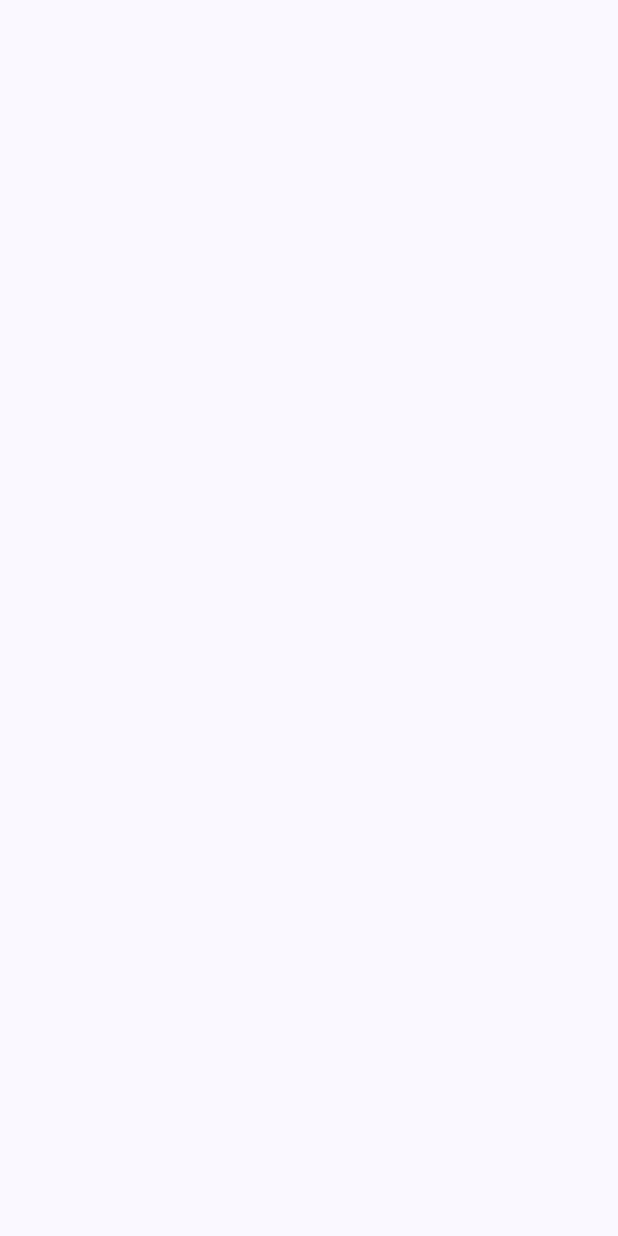
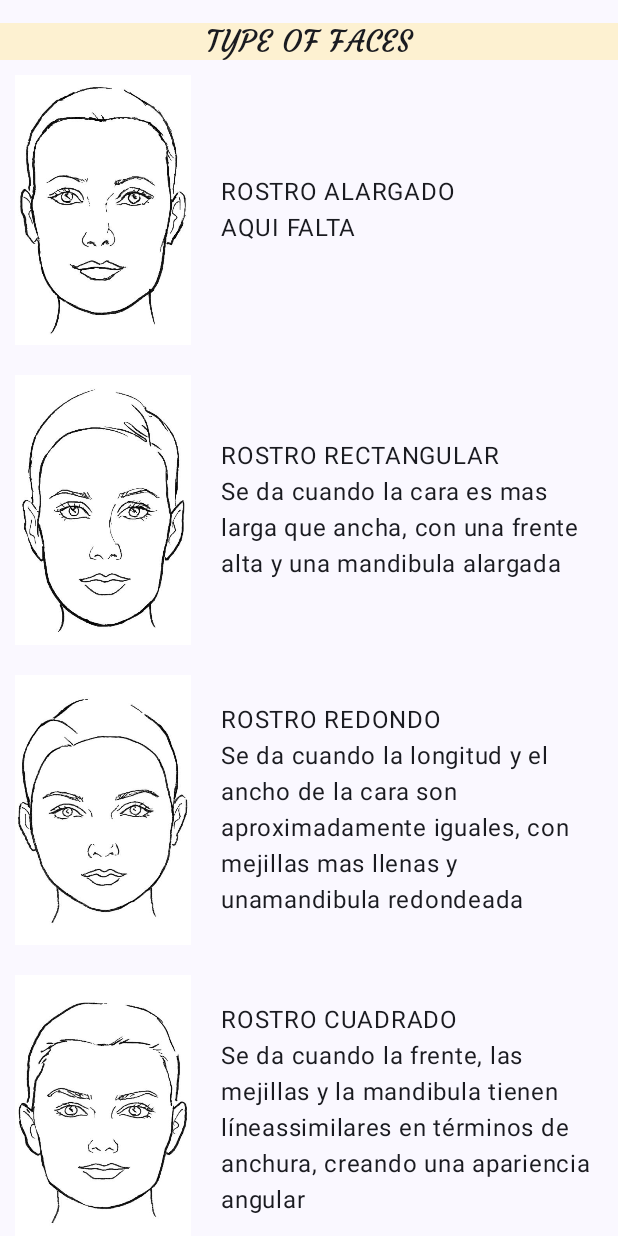
Before and after one commit to joseluis-muriach/MyProject_hairSalon, an Android app built with Jetpack Compose: the screen it shows after launch (MainActivity), on a phone screen of 412 x 824 dp. Before the commit the screen is empty. Run offline under Robolectric (Android 15) with nearby library versions, the phone set to English and light mode, and no system bars.

Commit message:
Added type of faces

```diff
--- a/app/build.gradle.kts
+++ b/app/build.gradle.kts
@@ -5,7 +5,7 @@ plugins {
 
 android {
     namespace = "com.example.myproject_hairsalon"
-    compileSdk = 33
+    compileSdk = 34
 
     defaultConfig {
         applicationId = "com.example.myproject_hairsalon"
--- /dev/null
+++ b/app/src/main/java/com/example/myproject_hairsalon/CoverTypeOfFaces.kt
@@ -0,0 +1,42 @@
+package com.example.myproject_hairsalon
+
+import androidx.compose.foundation.background
+import androidx.compose.foundation.layout.Arrangement
+import androidx.compose.foundation.layout.Column
+import androidx.compose.foundation.layout.Row
+import androidx.compose.foundation.layout.fillMaxSize
+import androidx.compose.foundation.layout.fillMaxWidth
+import androidx.compose.foundation.layout.padding
+import androidx.compose.foundation.layout.size
+import androidx.compose.material3.Text
+import androidx.compose.runtime.Composable
+import androidx.compose.ui.Modifier
+import androidx.compose.ui.graphics.Color
+import androidx.compose.ui.text.font.FontFamily
+import androidx.compose.ui.text.font.FontStyle
+import androidx.compose.ui.unit.dp
+import androidx.compose.ui.unit.sp
+import com.example.myproject_hairsalon.TypeOfFaces.LazyColumItems
+import com.example.myproject_hairsalon.ui.theme.fontCourgette
+
+@Composable
+fun CoverTypesOfFaces(){
+    Column(
+        Modifier.fillMaxSize(),
+    ) {
+        Row(
+            Modifier.fillMaxWidth()
+                .padding(top = 15.dp)
+                .background(Color(0xFFFDF1D1)),
+            horizontalArrangement = Arrangement.Center,
+
+        ) {
+            Text(
+                text = "TYPE OF FACES",
+                fontSize = 20.sp,
+                fontFamily = fontCourgette
+            )
+        }
+        LazyColumItems()
+    }
+}
--- a/app/src/main/java/com/example/myproject_hairsalon/MainActivity.kt
+++ b/app/src/main/java/com/example/myproject_hairsalon/MainActivity.kt
@@ -22,7 +22,7 @@ class MainActivity : ComponentActivity() {
                     modifier = Modifier.fillMaxSize(),
                     color = MaterialTheme.colorScheme.background
                 ) {
-
+                    CoverTypesOfFaces()
                 }
             }
         }
--- a/app/src/main/java/com/example/myproject_hairsalon/TypeOfFaces/Types of Faces.kt
+++ /dev/null
@@ -1 +0,0 @@
-package com.example.myproject_hairsalon.TypeOfFaces
--- /dev/null
+++ b/app/src/main/java/com/example/myproject_hairsalon/TypeOfFaces/TypesOfFaces.kt
@@ -0,0 +1,129 @@
+package com.example.myproject_hairsalon.TypeOfFaces
+
+import androidx.annotation.DrawableRes
+import androidx.compose.foundation.Image
+import androidx.compose.foundation.layout.Arrangement
+import androidx.compose.foundation.layout.Column
+import androidx.compose.foundation.layout.Row
+import androidx.compose.foundation.layout.fillMaxSize
+import androidx.compose.foundation.layout.padding
+import androidx.compose.foundation.layout.size
+import androidx.compose.foundation.layout.width
+import androidx.compose.foundation.lazy.LazyColumn
+import androidx.compose.foundation.lazy.items
+import androidx.compose.material3.Text
+import androidx.compose.runtime.Composable
+import androidx.compose.ui.Alignment
+import androidx.compose.ui.Modifier
+import androidx.compose.ui.layout.ContentScale
+import androidx.compose.ui.res.painterResource
+import androidx.compose.ui.text.font.FontFamily
+import androidx.compose.ui.text.font.FontStyle
+import androidx.compose.ui.unit.dp
+import androidx.compose.ui.unit.sp
+import com.example.myproject_hairsalon.R
+
+//Data base
+data class TypesOfFaces(
+    @DrawableRes val photo: Int,
+    val text: String,
+    val descripción: String
+)
+
+//List of Photo, title and description
+fun getTypesOfFaces(): List<TypesOfFaces> {
+    return listOf(
+        TypesOfFaces(
+            R.drawable.alargado,
+            "ROSTRO ALARGADO",
+            "AQUI FALTA"
+        ),
+        TypesOfFaces(
+            R.drawable.rectangular,
+            "ROSTRO RECTANGULAR",
+            "Se da cuando la cara es mas larga que ancha, " +
+                    "con una frente alta y una mandibula alargada"
+        ),
+        TypesOfFaces(
+            R.drawable.redondo,
+            "ROSTRO REDONDO",
+            "Se da cuando la longitud y el ancho de la cara son " +
+                    "aproximadamente iguales, con mejillas mas llenas y una" +
+                    "mandibula redondeada"
+        ),
+        TypesOfFaces(
+            R.drawable.cuadrado,
+            "ROSTRO CUADRADO",
+            "Se da cuando la frente, las mejillas y la mandibula tienen líneas" +
+                    "similares en términos de anchura, creando una apariencia angular"
+        ),
+        TypesOfFaces(
+            R.drawable.pera_triangular,
+            "ROSTRO PERA/ROSTRO TRIANGULAR",
+            "se da cuando la frente es estrecha y la mandíbula es ancha, creando una forma " +
+                    "triangular invertida"
+        ),
+        TypesOfFaces(
+            R.drawable.corazon,
+            "ROSTRO CORAZÓN",
+            "Se da cuando la frente es ancha, pero la barbilla es puntiaguda, " +
+                    "creando una forma similar a un corazón invertido."
+        ),
+        TypesOfFaces(
+            R.drawable.triangulo_v,
+            "R. TRIÁNGULO INVERTIDO",
+            "La frente es más ancha que la mandíbula, creando una forma triangular invertida."
+        ),
+        TypesOfFaces(
+            R.drawable.diamante,
+            "ROSTRO DIAMANTE",
+            "La frente y la barbilla son más estrechas que las mejillas, " +
+                    "con pómulos prominentes."
+        ),
+        TypesOfFaces(
+            R.drawable.ovalado,
+            "ROSTRO OVALADO",
+            "La frente es ligeramente más ancha que la barbilla, con una forma suave y curvada."
+        ),
+    )
+}
+
+//Function where create the format
+@Composable
+fun ItemPhotoAndText(typesOfFaces: TypesOfFaces) {
+    Row(
+        modifier = Modifier.fillMaxSize(),
+        verticalAlignment = Alignment.CenterVertically,
+        horizontalArrangement = Arrangement.Center
+    ) {
+        Image(
+            painter = painterResource(id = typesOfFaces.photo),
+            contentDescription = "Photo of the faces",
+            modifier = Modifier.weight(1f)
+                .padding(10.dp)
+        )
+        Column(
+            modifier = Modifier.weight(2f)
+                .padding(10.dp)
+        ){
+            Text(
+                text = typesOfFaces.text,
+                fontStyle = FontStyle.Normal //tengo que cambiarlo
+            )
+            Text(text = typesOfFaces.descripción)
+        }
+    }
+}
+
+@Composable
+fun LazyColumItems() {
+    LazyColumn(
+        verticalArrangement = Arrangement.Center
+    ){
+        items(getTypesOfFaces()) {allItems ->
+            ItemPhotoAndText(
+                typesOfFaces = allItems
+            )
+        }
+    }
+}
--- a/app/src/main/java/com/example/myproject_hairsalon/ui/theme/Type.kt
+++ b/app/src/main/java/com/example/myproject_hairsalon/ui/theme/Type.kt
@@ -2,9 +2,11 @@ package com.example.myproject_hairsalon.ui.theme
 
 import androidx.compose.material3.Typography
 import androidx.compose.ui.text.TextStyle
+import androidx.compose.ui.text.font.Font
 import androidx.compose.ui.text.font.FontFamily
 import androidx.compose.ui.text.font.FontWeight
 import androidx.compose.ui.unit.sp
+import com.example.myproject_hairsalon.R
 
 // Set of Material typography styles to start with
 val Typography = Typography(
@@ -32,3 +34,5 @@ val Typography = Typography(
     )
     */
 )
+
+val fontCourgette = FontFamily(Font(R.font.courgette_regular))
```
Also changed, not shown: app/src/main/res/drawable/alargado.jpg (added), app/src/main/res/drawable/corazon.jpg (added), app/src/main/res/drawable/cuadrado.jpg (added), app/src/main/res/drawable/diamante.jpg (added), app/src/main/res/drawable/ovalado.jpg (added), app/src/main/res/drawable/pera_triangular.jpg (added), app/src/main/res/drawable/rectangular.jpg (added), app/src/main/res/drawable/redondo.jpg (added), app/src/main/res/drawable/triangulo_v.jpg (added), app/src/main/res/font/courgette_regular.ttf (added).
